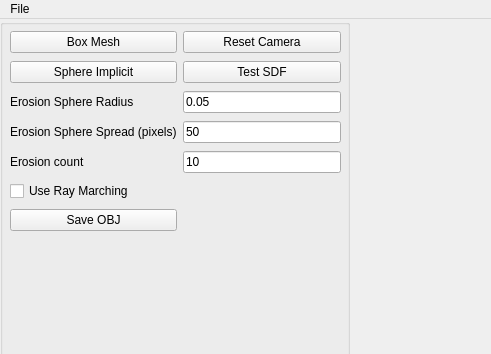
The window that AppTinyMesh/UI/interface.ui (TomClabault/M2_modelisation) describes before a commit, drawn with Qt 5; both pictures show x 0 to 491 and y 0 to 354 of the 1200 by 1000 pixel window.
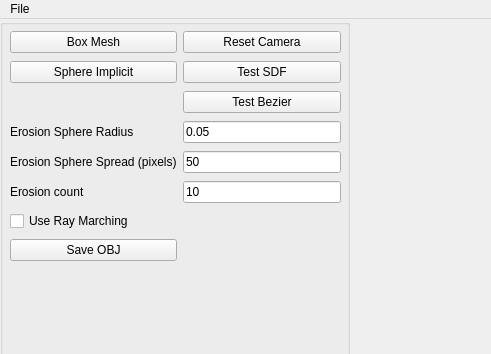
The same window after the commit.

Commit message: Bezier curve + surface + rapport

What changed in the file:
```diff
--- a/AppTinyMesh/UI/interface.ui
+++ b/AppTinyMesh/UI/interface.ui
@@ -62,84 +62,25 @@
          <x>10</x>
          <y>10</y>
          <width>331</width>
-         <height>204</height>
+         <height>234</height>
         </rect>
        </property>
        <layout class="QGridLayout" name="gridLayout">
-        <item row="4" column="1">
+        <item row="5" column="1">
          <widget class="QLineEdit" name="erosion_count_input">
           <property name="text">
            <string>10</string>
           </property>
          </widget>
         </item>
-        <item row="3" column="1">
-         <widget class="QLineEdit" name="erosion_sphere_spread_input">
-          <property name="text">
-           <string>50</string>
-          </property>
-         </widget>
-        </item>
-        <item row="2" column="1">
-         <widget class="QLineEdit" name="erosion_sphere_radius_input">
-          <property name="text">
-           <string>0.05</string>
-          </property>
-         </widget>
-        </item>
-        <item row="2" column="0">
-         <widget class="QLabel" name="erosion_sphere_radius_label">
-          <property name="sizePolicy">
-           <sizepolicy hsizetype="Minimum" vsizetype="Minimum">
-            <horstretch>0</horstretch>
-            <verstretch>0</verstretch>
-           </sizepolicy>
-          </property>
-          <property name="text">
-           <string>Erosion Sphere Radius</string>
-          </property>
-         </widget>
-        </item>
         <item row="6" column="0">
-         <widget class="QPushButton" name="save_obj_button">
+         <widget class="QCheckBox" name="use_ray_marching_checkbox">
           <property name="text">
-           <string>Save OBJ</string>
+           <string>Use Ray Marching</string>
           </property>
          </widget>
         </item>
-        <item row="1" column="1">
-         <widget class="QPushButton" name="testSDFButton">
-          <property name="text">
-           <string>Test SDF</string>
-          </property>
-         </widget>
-        </item>
-        <item row="1" column="0">
-         <widget class="QPushButton" name="sphereImplicit">
-          <property name="toolTip">
-           <string>&lt;!DOCTYPE HTML PUBLIC &quot;-//W3C//DTD HTML 4.0//EN&quot; &quot;http://www.w3.org/TR/REC-html40/strict.dtd&quot;&gt;
-&lt;html&gt;&lt;head&gt;&lt;meta name=&quot;qrichtext&quot; content=&quot;1&quot; /&gt;&lt;style type=&quot;text/css&quot;&gt;
-p, li { white-space: pre-wrap; }
-&lt;/style&gt;&lt;/head&gt;&lt;body style=&quot; font-family:'MS Shell Dlg 2'; font-size:8pt; font-weight:400; font-style:normal;&quot;&gt;
-&lt;p style=&quot; margin-top:0px; margin-bottom:0px; margin-left:0px; margin-right:0px; -qt-block-indent:0; text-indent:0px;&quot;&gt;&lt;span style=&quot; color:#5500ff;&quot;&gt;Callback #01&lt;/span&gt;&lt;/p&gt;
-&lt;p style=&quot; margin-top:0px; margin-bottom:0px; margin-left:0px; margin-right:0px; -qt-block-indent:0; text-indent:0px;&quot;&gt;&lt;span style=&quot; font-style:italic; color:#aa00ff;&quot;&gt;Create Eurographics 1996 Bear&lt;/span&gt;&lt;/p&gt;&lt;/body&gt;&lt;/html&gt;</string>
-          </property>
-          <property name="text">
-           <string>Sphere Implicit</string>
-          </property>
-          <property name="checkable">
-           <bool>false</bool>
-          </property>
-         </widget>
-        </item>
-        <item row="3" column="0">
-         <widget class="QLabel" name="erosion_sphere_spread_label">
-          <property name="text">
-           <string>Erosion Sphere Spread (pixels)</string>
-          </property>
-         </widget>
-        </item>
-        <item row="4" column="0">
+        <item row="5" column="0">
          <widget class="QLabel" name="erosion_count_label">
           <property name="text">
            <string>Erosion count</string>
@@ -168,6 +109,72 @@
           </property>
          </widget>
         </item>
+        <item row="1" column="1">
+         <widget class="QPushButton" name="testSDFButton">
+          <property name="text">
+           <string>Test SDF</string>
+          </property>
+         </widget>
+        </item>
+        <item row="7" column="0">
+         <widget class="QPushButton" name="save_obj_button">
+          <property name="text">
+           <string>Save OBJ</string>
+          </property>
+         </widget>
+        </item>
+        <item row="1" column="0">
+         <widget class="QPushButton" name="sphereImplicit">
+          <property name="toolTip">
+           <string>&lt;!DOCTYPE HTML PUBLIC &quot;-//W3C//DTD HTML 4.0//EN&quot; &quot;http://www.w3.org/TR/REC-html40/strict.dtd&quot;&gt;
+&lt;html&gt;&lt;head&gt;&lt;meta name=&quot;qrichtext&quot; content=&quot;1&quot; /&gt;&lt;style type=&quot;text/css&quot;&gt;
+p, li { white-space: pre-wrap; }
+&lt;/style&gt;&lt;/head&gt;&lt;body style=&quot; font-family:'MS Shell Dlg 2'; font-size:8pt; font-weight:400; font-style:normal;&quot;&gt;
+&lt;p style=&quot; margin-top:0px; margin-bottom:0px; margin-left:0px; margin-right:0px; -qt-block-indent:0; text-indent:0px;&quot;&gt;&lt;span style=&quot; color:#5500ff;&quot;&gt;Callback #01&lt;/span&gt;&lt;/p&gt;
+&lt;p style=&quot; margin-top:0px; margin-bottom:0px; margin-left:0px; margin-right:0px; -qt-block-indent:0; text-indent:0px;&quot;&gt;&lt;span style=&quot; font-style:italic; color:#aa00ff;&quot;&gt;Create Eurographics 1996 Bear&lt;/span&gt;&lt;/p&gt;&lt;/body&gt;&lt;/html&gt;</string>
+          </property>
+          <property name="text">
+           <string>Sphere Implicit</string>
+          </property>
+          <property name="checkable">
+           <bool>false</bool>
+          </property>
+         </widget>
+        </item>
+        <item row="4" column="0">
+         <widget class="QLabel" name="erosion_sphere_spread_label">
+          <property name="text">
+           <string>Erosion Sphere Spread (pixels)</string>
+          </property>
+         </widget>
+        </item>
+        <item row="3" column="1">
+         <widget class="QLineEdit" name="erosion_sphere_radius_input">
+          <property name="text">
+           <string>0.05</string>
+          </property>
+         </widget>
+        </item>
+        <item row="3" column="0">
+         <widget class="QLabel" name="erosion_sphere_radius_label">
+          <property name="sizePolicy">
+           <sizepolicy hsizetype="Minimum" vsizetype="Minimum">
+            <horstretch>0</horstretch>
+            <verstretch>0</verstretch>
+           </sizepolicy>
+          </property>
+          <property name="text">
+           <string>Erosion Sphere Radius</string>
+          </property>
+         </widget>
+        </item>
+        <item row="4" column="1">
+         <widget class="QLineEdit" name="erosion_sphere_spread_input">
+          <property name="text">
+           <string>50</string>
+          </property>
+         </widget>
+        </item>
         <item row="0" column="0">
          <widget class="QPushButton" name="boxMesh">
           <property name="toolTip">
@@ -186,10 +193,10 @@
           </property>
          </widget>
         </item>
-        <item row="5" column="0">
-         <widget class="QCheckBox" name="use_ray_marching_checkbox">
+        <item row="2" column="1">
+         <widget class="QPushButton" name="testBezierButton">
           <property name="text">
-           <string>Use Ray Marching</string>
+           <string>Test Bezier</string>
           </property>
          </widget>
         </item>
```
The commit also changes 21 other files.
